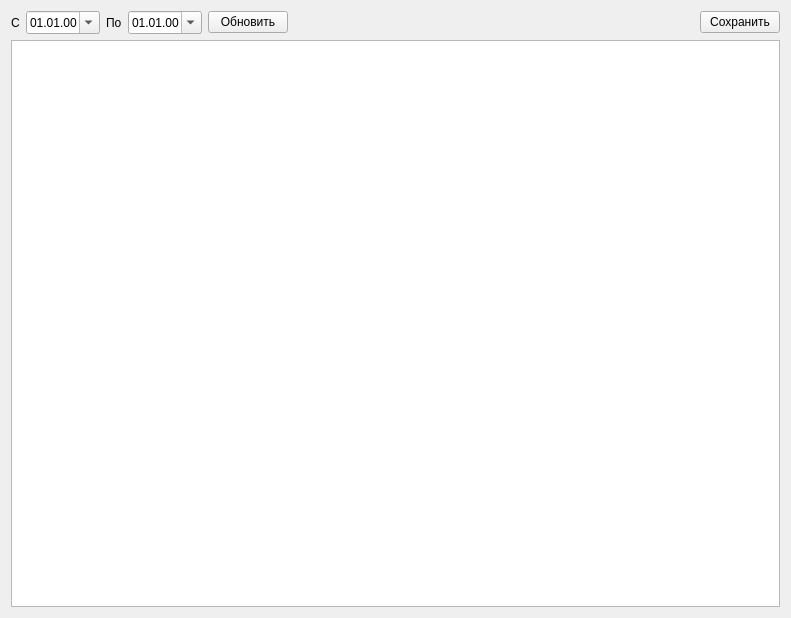
This is formrepmon.ui in Sergeyego/el_zp as Qt 5 draws it before an edit. The edited form follows.
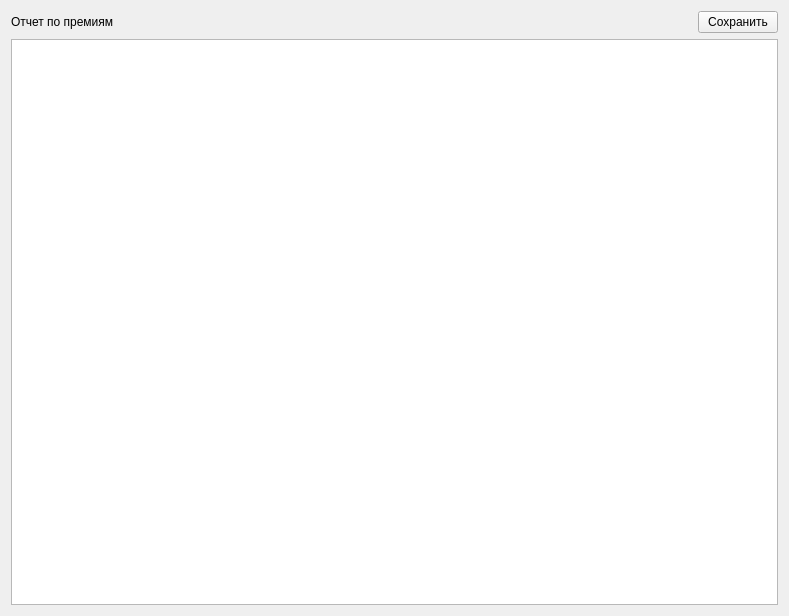
This is the edited form. Custom widgets are drawn as their Qt base class.

Commit message: Отчет по премиям с учетом переводов

```diff
--- a/formrepmon.ui
+++ b/formrepmon.ui
@@ -6,8 +6,8 @@
    <rect>
     <x>0</x>
     <y>0</y>
-    <width>791</width>
-    <height>618</height>
+    <width>789</width>
+    <height>616</height>
    </rect>
   </property>
   <property name="windowTitle">
@@ -19,41 +19,7 @@
      <item>
       <widget class="QLabel" name="label">
        <property name="text">
-        <string>С</string>
-       </property>
-      </widget>
-     </item>
-     <item>
-      <widget class="QDateEdit" name="dateEditBeg">
-       <property name="displayFormat">
-        <string>dd.MM.yy</string>
-       </property>
-       <property name="calendarPopup">
-        <bool>true</bool>
-       </property>
-      </widget>
-     </item>
-     <item>
-      <widget class="QLabel" name="label_2">
-       <property name="text">
-        <string>По</string>
-       </property>
-      </widget>
-     </item>
-     <item>
-      <widget class="QDateEdit" name="dateEditEnd">
-       <property name="displayFormat">
-        <string>dd.MM.yy</string>
-       </property>
-       <property name="calendarPopup">
-        <bool>true</bool>
-       </property>
-      </widget>
-     </item>
-     <item>
-      <widget class="QPushButton" name="pushButtonUpd">
-       <property name="text">
-        <string>Обновить</string>
+        <string>Отчет по премиям</string>
        </property>
       </widget>
      </item>
```
Left out of the diff: 2 changed lines with no effect on the pictures. The commit also changes 9 other files.
